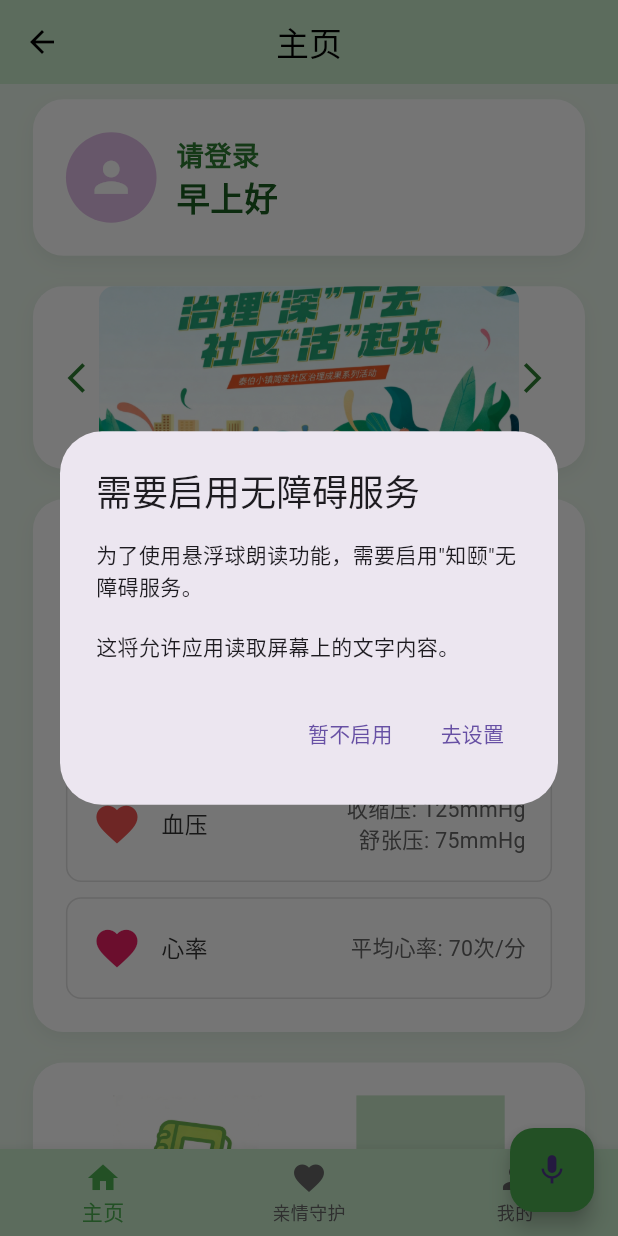
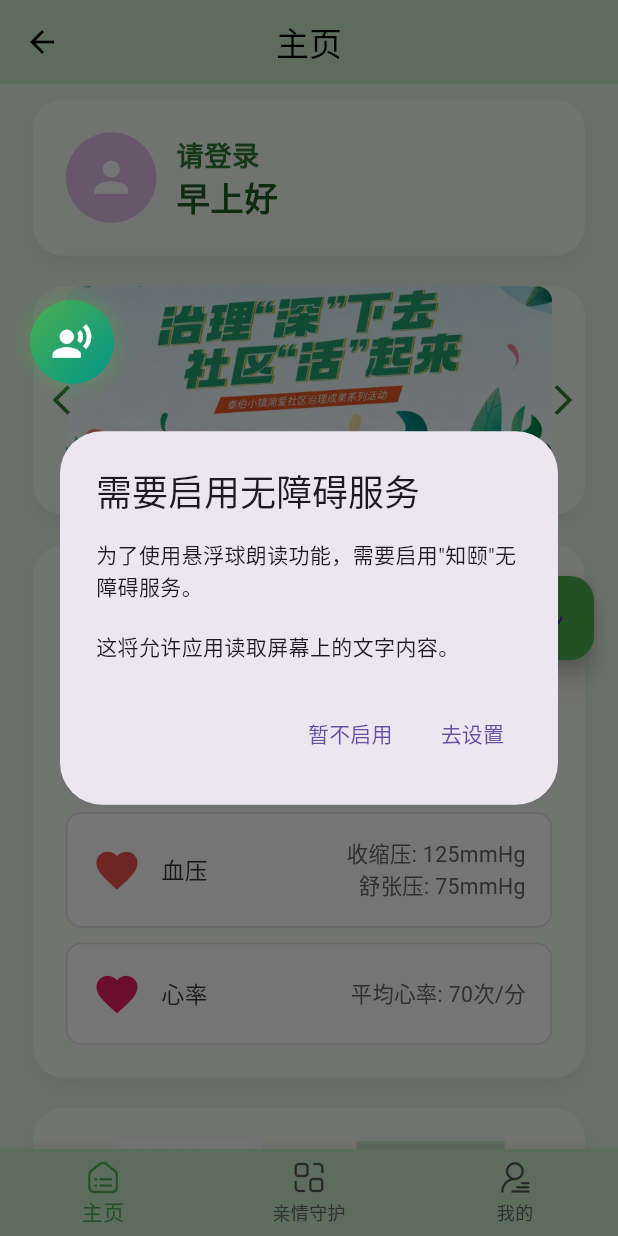
Before and after one commit to ZJDqtjs/Know_You, a Flutter app: the MainPage screen opened directly, on a phone screen of 412 x 824 dp. Run offline on Flutter 3.47's test engine with Material 3 defaults, Android fonts, the phone set to English and light mode, and no system bars; our stand-ins replace dio, flutter_image_compress, flutter_screenutil, flutter_svg, flutter_tts, fluttertoast and 4 more; missing offline and left inert: flutter_webrtc; accounts and stored records are empty; network calls fail.

Commit message:
fix scroll picture 、icon and change backgroud  style

```diff
--- a/lib/common/floating_ball_service.dart
+++ b/lib/common/floating_ball_service.dart
@@ -17,7 +17,7 @@ class FloatingBallService extends ChangeNotifier {
   bool _isReadMode = false;  // 是否处于朗读模式（点击悬浮球后）
   bool _isSpeaking = false;
   bool _isInitialized = false;
-  bool _useNativeFloatingBall = true;  // 使用原生悬浮球
+  bool _useNativeFloatingBall = false;  // 使用Flutter悬浮球以保持统一图标
   bool _noTtsEngine = false;  // 标记是否没有TTS引擎
 
   OverlayEntry? _overlayEntry;
--- a/lib/pages/index/index_page.dart
+++ b/lib/pages/index/index_page.dart
@@ -1,3 +1,4 @@
+import 'dart:async';
 import 'package:flutter/material.dart';
 import 'package:flutter_screenutil/flutter_screenutil.dart';
 import 'package:provider/provider.dart';
@@ -16,12 +17,39 @@ class IndexPage extends StatefulWidget {
 class _IndexPageState extends State<IndexPage> {
   int _currentSwiper = 0;
   final PageController _pageController = PageController();
+  Timer? _bannerTimer;
 
   final List<String> _banners = [
     'assets/images/lunbo1.jpg',
     'assets/images/lunbo2.jpg',
     'assets/images/lunbo3.jpg',
   ];
+
+  @override
+  void initState() {
+    super.initState();
+    _startBannerTimer();
+  }
+
+  @override
+  void dispose() {
+    _bannerTimer?.cancel();
+    _pageController.dispose();
+    super.dispose();
+  }
+
+  void _startBannerTimer() {
+    _bannerTimer?.cancel();
+    _bannerTimer = Timer.periodic(const Duration(seconds: 4), (_) {
+      if (!mounted || _banners.isEmpty) return;
+      final nextPage = (_currentSwiper + 1) % _banners.length;
+      _pageController.animateToPage(
+        nextPage,
+        duration: const Duration(milliseconds: 300),
+        curve: Curves.easeInOut,
+      );
+    });
+  }
 
   @override
   Widget build(BuildContext context) {
@@ -76,7 +104,7 @@ class _IndexPageState extends State<IndexPage> {
             CommonCard(
               padding: EdgeInsets.zero,
               child: SizedBox(
-                height: 120.h,
+                height: 150.h,
                 child: Stack(
                   children: [
                     PageView.builder(
@@ -85,7 +113,7 @@ class _IndexPageState extends State<IndexPage> {
                       onPageChanged: (index) => setState(() => _currentSwiper = index),
                       itemBuilder: (context, index) {
                         return Padding(
-                          padding: EdgeInsets.symmetric(horizontal: 40.w), // To match "width: 70%" sort of
+                          padding: EdgeInsets.symmetric(horizontal: 20.w), // To match "width: 70%" sort of
                           child: ClipRRect(
                             borderRadius: BorderRadius.circular(10.r),
                             child: Image.asset(
@@ -98,7 +126,7 @@ class _IndexPageState extends State<IndexPage> {
                       },
                     ),
                     Positioned(
-                      left: 10.w,
+                      left: 1.w,
                       top: 0,
                       bottom: 0,
                       child: Center(
@@ -113,7 +141,7 @@ class _IndexPageState extends State<IndexPage> {
                       ),
                     ),
                     Positioned(
-                      right: 10.w,
+                      left: 300.w,
                       top: 0,
                       bottom: 0,
                       child: Center(
@@ -125,6 +153,27 @@ class _IndexPageState extends State<IndexPage> {
                             }
                           },
                         ),
+                      ),
+                    ),
+                    Positioned(
+                      left: 0,
+                      right: 0,
+                      bottom: 8.h,
+                      child: Row(
+                        mainAxisAlignment: MainAxisAlignment.center,
+                        children: List.generate(_banners.length, (index) {
+                          final isActive = index == _currentSwiper;
+                          return AnimatedContainer(
+                            duration: const Duration(milliseconds: 200),
+                            margin: EdgeInsets.symmetric(horizontal: 3.w),
+                            width: isActive ? 10.w : 6.w,
+                            height: isActive ? 10.w : 6.w,
+                            decoration: BoxDecoration(
+                              color: isActive ? const Color(0xFF2E7D32) : Colors.white70,
+                              shape: BoxShape.circle,
+                            ),
+                          );
+                        }),
                       ),
                     ),
                   ],
--- a/lib/pages/main_page.dart
+++ b/lib/pages/main_page.dart
@@ -160,18 +160,18 @@ class _MainPageState extends State<MainPage> {
             onTap: (index) => setState(() => _currentIndex = index),
             items: [
               BottomNavigationBarItem(
-                icon: Image.asset('assets/static/images/home.png', width: 24, height: 24, errorBuilder: (c,e,s) => const Icon(Icons.home)),
-                activeIcon: Image.asset('assets/static/images/home-active.png', width: 24, height: 24, errorBuilder: (c,e,s) => const Icon(Icons.home, color: Colors.green)),
+                icon: Image.asset('assets/images/home.png', width: 24, height: 24, errorBuilder: (c,e,s) => const Icon(Icons.home)),
+                activeIcon: Image.asset('assets/images/home-active.png', width: 24, height: 24, errorBuilder: (c,e,s) => const Icon(Icons.home, color: Colors.green)),
                 label: '主页',
               ),
               BottomNavigationBarItem(
-                icon: Image.asset('assets/static/images/family.png', width: 24, height: 24, errorBuilder: (c,e,s) => const Icon(Icons.favorite)),
-                activeIcon: Image.asset('assets/static/images/family-active.png', width: 24, height: 24, errorBuilder: (c,e,s) => const Icon(Icons.favorite, color: Colors.green)),
+                icon: Image.asset('assets/images/family.png', width: 24, height: 24, errorBuilder: (c,e,s) => const Icon(Icons.favorite)),
+                activeIcon: Image.asset('assets/images/family-active.png', width: 24, height: 24, errorBuilder: (c,e,s) => const Icon(Icons.favorite, color: Colors.green)),
                 label: '亲情守护',
               ),
               BottomNavigationBarItem(
-                icon: Image.asset('assets/static/images/user.png', width: 24, height: 24, errorBuilder: (c,e,s) => const Icon(Icons.person)),
-                activeIcon: Image.asset('assets/static/images/user-active.png', width: 24, height: 24, errorBuilder: (c,e,s) => const Icon(Icons.person, color: Colors.green)),
+                icon: Image.asset('assets/images/user.png', width: 24, height: 24, errorBuilder: (c,e,s) => const Icon(Icons.person)),
+                activeIcon: Image.asset('assets/images/user-active.png', width: 24, height: 24, errorBuilder: (c,e,s) => const Icon(Icons.person, color: Colors.green)),
                 label: '我的',
               ),
             ],
--- a/lib/pages/phonebook/phonebook_page.dart
+++ b/lib/pages/phonebook/phonebook_page.dart
@@ -16,19 +16,19 @@ class _PhonebookPageState extends State<PhonebookPage> {
     {
       'id': 1,
       'name': '龙琪曼',
-      'phone': '19887142989',
+      'phone': '19883306989',
       'avatar': 'assets/images/long.jpg'
     },
     {
       'id': 2,
       'name': '王元洪',
-      'phone': '19527052850',
+      'phone': '19533066850',
       'avatar': 'assets/images/wang.jpg'
     },
     {
       'id': 3,
       'name': '左浩媛',
-      'phone': '15398482416',
+      'phone': '15393306416',
       'avatar': 'assets/images/zuo.jpg'
     }
   ];
--- a/lib/widgets/common_card.dart
+++ b/lib/widgets/common_card.dart
@@ -19,7 +19,7 @@ class CommonCard extends StatelessWidget {
       margin: margin ?? EdgeInsets.symmetric(horizontal: 20.w, vertical: 10.h),
       padding: padding ?? EdgeInsets.all(20.w),
       decoration: BoxDecoration(
-        color: Colors.white,
+        color: const Color.fromARGB(255, 247, 250, 245),
         borderRadius: BorderRadius.circular(20.r),
         boxShadow: [
           BoxShadow(
--- a/lib/widgets/voice_assistant_overlay.dart
+++ b/lib/widgets/voice_assistant_overlay.dart
@@ -88,9 +88,10 @@ class _VoiceAssistantOverlayState extends State<VoiceAssistantOverlay> {
           children: [
             widget.child,
             // 浮窗按钮（固定在右下角）
-            Positioned(
-              right: 16,
-              bottom: 16,
+            Align(
+              alignment: Alignment.centerRight,
+              child: Padding(
+                padding: const EdgeInsets.only(right: 16),
                 child: FloatingActionButton(
                   onPressed: service.isEnabled
                       ? () {
@@ -103,6 +104,7 @@ class _VoiceAssistantOverlayState extends State<VoiceAssistantOverlay> {
                   child: const Icon(Icons.mic),
                 ),
               ),
+            ),
           ],
         );
       },
--- a/pubspec.yaml
+++ b/pubspec.yaml
@@ -45,6 +45,10 @@ dependencies:
   fluttertoast: ^8.2.14
   url_launcher: ^6.2.6
   permission_handler: ^12.0.1
+  flutter_svg: ^2.0.10
+  image_picker: ^1.1.2
+  flutter_image_compress: ^2.3.0
+  path_provider: ^2.1.3
 
   # Network & WebRTC
   flutter_webrtc: ^1.2.1
```
Also changed, not shown: lib/common/voice_assistant_service.dart (+46 -8 lines), lib/pages/familyGuard/family_guard_page.dart (+8 -2 lines), lib/pages/mine/edit_profile_page.dart (+63 -13 lines), lib/pages/mine/mine_page.dart (+17 -35 lines), pubspec.lock, 5 other files. Lines whose indentation alone changed are shown as unchanged.
